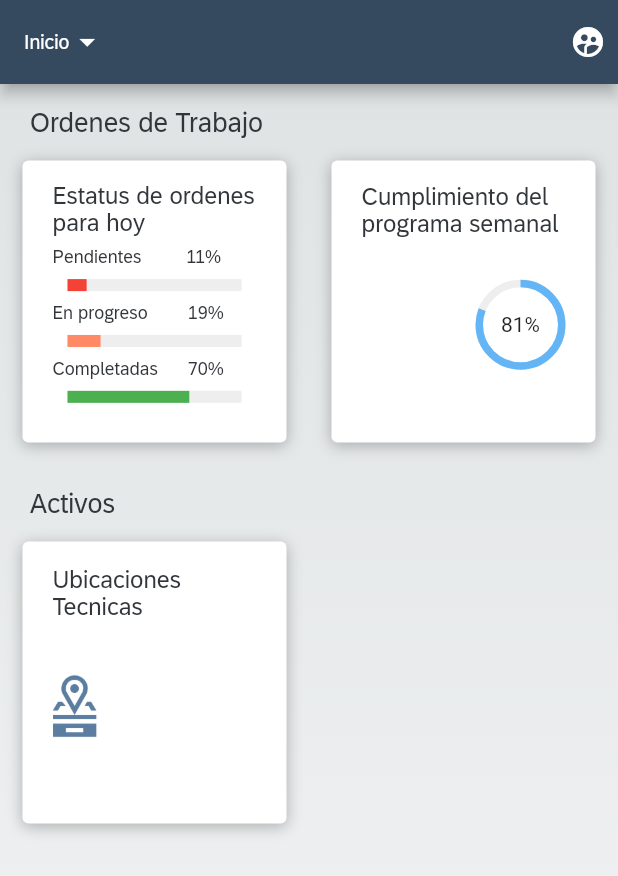
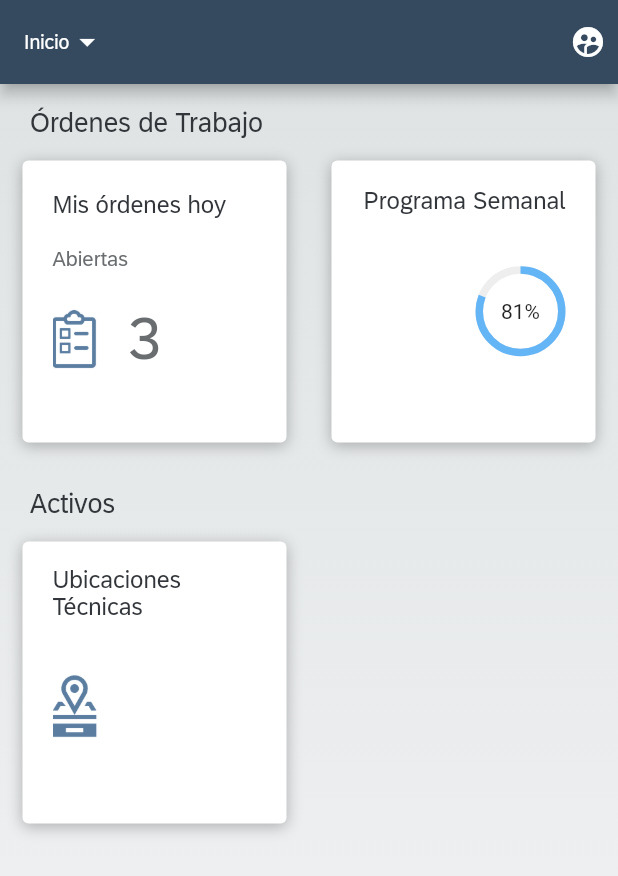
Before and after one commit to MeloGon/PMDigital, a Flutter app: the MenuPage screen opened by its route, on a phone screen of 412 x 824 dp. Shown: the top 876 px of the screen. Run offline on Flutter 3.47's test engine with Material 2 defaults, Android fonts, the phone set to English and light mode, and no system bars; drawn by our look-alikes of percent_indicator; our stand-ins replace fluttertoast, hexcolor, image_picker; missing offline and left inert: mime_type.

Commit message:
Actualizar las listas auto

```diff
--- a/lib/src/pages/menu_page.dart
+++ b/lib/src/pages/menu_page.dart
@@ -29,6 +29,18 @@ class _MenuPageState extends State<MenuPage> {
       color: Color(0xff32363A),
       fontWeight: FontWeight.normal);
 
+  TextStyle _subtitleCardStyle = TextStyle(
+      fontSize: 14.0,
+      fontFamily: 'fuente72',
+      color: Color(0xff6A6D70),
+      fontWeight: FontWeight.normal);
+
+  TextStyle _numberCardStyle = TextStyle(
+      fontSize: 40.0,
+      fontFamily: 'fuente72',
+      color: Color(0xff6A6D70),
+      fontWeight: FontWeight.normal);
+
   TextStyle _labelPercentStyle = TextStyle(
       fontSize: 12.0,
       fontFamily: 'fuente72',
@@ -57,7 +69,7 @@ class _MenuPageState extends State<MenuPage> {
                   PopupMenuItem<String>(
                     value: "perfil",
                     child: Text(
-                      "Estatus de ordenes para hoy",
+                      "Mis órdenes hoy",
                       style: TextStyle(fontFamily: 'fuente72', fontSize: 13.0),
                     ),
                   ),
@@ -103,7 +115,7 @@ class _MenuPageState extends State<MenuPage> {
                 SingleChildScrollView(
                   child: Column(
                     children: <Widget>[
-                      _titulos("Ordenes de Trabajo"),
+                      _titulos("Órdenes de Trabajo"),
                       _botonesRedondeadosOT(),
                       _titulos("Activos"),
                       _botonesRedondeadosAT()
@@ -132,15 +144,6 @@ class _MenuPageState extends State<MenuPage> {
   }
 
   Widget _botonesRedondeadosOT() {
-    // cuando recibamos datos ponerlos como globales y añadir la funcion del color dinamico de acuerdo al progreso
-    var x = 0.11;
-    var y = 0.19;
-    var z = 0.7;
-
-    Widget _linePercent = linearPercent(x, Colors.red);
-    Widget _linePercent1 = linearPercent(y, Colors.deepOrange[300]);
-    Widget _linePercent2 = linearPercent(z, Colors.green);
-
     Widget _valueProgressCircular = Padding(
       padding: EdgeInsets.only(right: 20.0),
       child: CircularPercentIndicator(
@@ -161,10 +164,9 @@ class _MenuPageState extends State<MenuPage> {
       children: <Widget>[
         Padding(
           padding: const EdgeInsets.symmetric(horizontal: 20.0),
-          child:
-              Text('Cumplimiento del programa semanal', style: _titleCardStyle),
+          child: Text('Programa Semanal', style: _titleCardStyle),
         ),
-        // Text('2020W31',style: TextStyle(fontFamily: 'fuente72',color: _subtitleColor,),),
+        // Text('2020W31', style: _subtitleCardStyle),
         _valueProgressCircular,
         SizedBox(height: 5.0)
       ],
@@ -176,13 +178,27 @@ class _MenuPageState extends State<MenuPage> {
           mainAxisAlignment: MainAxisAlignment.spaceAround,
           crossAxisAlignment: CrossAxisAlignment.start,
           children: <Widget>[
-            Text('Estatus de ordenes para hoy', style: _titleCardStyle),
-            Text('Pendientes         11%', style: _labelPercentStyle),
-            _linePercent,
-            Text('En progreso        19%', style: _labelPercentStyle),
-            _linePercent1,
-            Text('Completadas      70%', style: _labelPercentStyle),
-            _linePercent2,
+            Text('Mis órdenes hoy', style: _titleCardStyle),
+            Text(
+              'Abiertas',
+              style: _subtitleCardStyle,
+            ),
+            Row(
+              children: [
+                Image(
+                  image: AssetImage('assets/images/tool_image3.png'),
+                  width: 30.0,
+                  height: 50.0,
+                ),
+                SizedBox(
+                  width: 20.0,
+                ),
+                Text(
+                  '3',
+                  style: _numberCardStyle,
+                ),
+              ],
+            ),
             SizedBox(height: 5.0)
           ],
         ));
@@ -196,18 +212,6 @@ class _MenuPageState extends State<MenuPage> {
               contentRb: _contentWe, actionRb: 2, token: widget.token),
         ]),
       ],
-    );
-  }
-
-  Widget linearPercent(double percent, Color color) {
-    return LinearPercentIndicator(
-      lineHeight: 8.0,
-      percent: percent,
-      backgroundColor: Colors.grey[200],
-      progressColor: color,
-      linearStrokeCap: LinearStrokeCap.butt,
-      animation: true,
-      animationDuration: 1500,
     );
   }
 
@@ -229,7 +233,7 @@ class _MenuPageState extends State<MenuPage> {
       children: <Widget>[
         Padding(
           padding: const EdgeInsets.symmetric(horizontal: 20.0),
-          child: Text('Ubicaciones Tecnicas', style: _titleCardStyle),
+          child: Text('Ubicaciones Técnicas', style: _titleCardStyle),
         ),
         _iconUt,
         SizedBox(height: 5.0)
--- a/lib/src/pages/ordenes_page.dart
+++ b/lib/src/pages/ordenes_page.dart
@@ -31,6 +31,10 @@ class _OrdenesPageState extends State<OrdenesPage> {
       fontFamily: 'fuente72',
       color: Color(0xff32363A),
       fontWeight: FontWeight.w700);
+
+  TextStyle _headerStyle = TextStyle(
+      fontFamily: 'fuente72', fontSize: 14.0, fontWeight: FontWeight.normal);
+
   final ordenesProvider = new OrdenesProvider();
   @override
   Widget build(BuildContext context) {
@@ -108,7 +112,7 @@ class _OrdenesPageState extends State<OrdenesPage> {
           ),
         ],
         title: Text(
-          'Estatus de órdenes',
+          'Mis órdenes hoy',
           style: _appBarStyle,
         ),
         leading: IconButton(
@@ -130,7 +134,7 @@ class _OrdenesPageState extends State<OrdenesPage> {
                 padding: EdgeInsets.only(left: 20),
                 width: double.infinity,
                 child: Text(
-                  'Mis órdenes para hoy',
+                  'Órdenes de trabajo ()',
                   style: _expandedBarStyle,
                 ),
               ),
@@ -189,8 +193,15 @@ class _OrdenesPageState extends State<OrdenesPage> {
       color: Color(0xffF2F2F2),
       child: Row(
         children: [
-          Expanded(child: Text('Descripción')),
-          Text('Estatus'),
+          Expanded(
+              child: Text(
+            'Descripción',
+            style: _headerStyle,
+          )),
+          Text(
+            'Estatus',
+            style: _headerStyle,
+          ),
         ],
       ),
     );
```
Also changed, not shown: lib/src/pages/detalleot_page.dart (+6 -2 lines), lib/src/pages/operation_page.dart (+18 -5 lines), assets/images/tool_image3.png (added).
